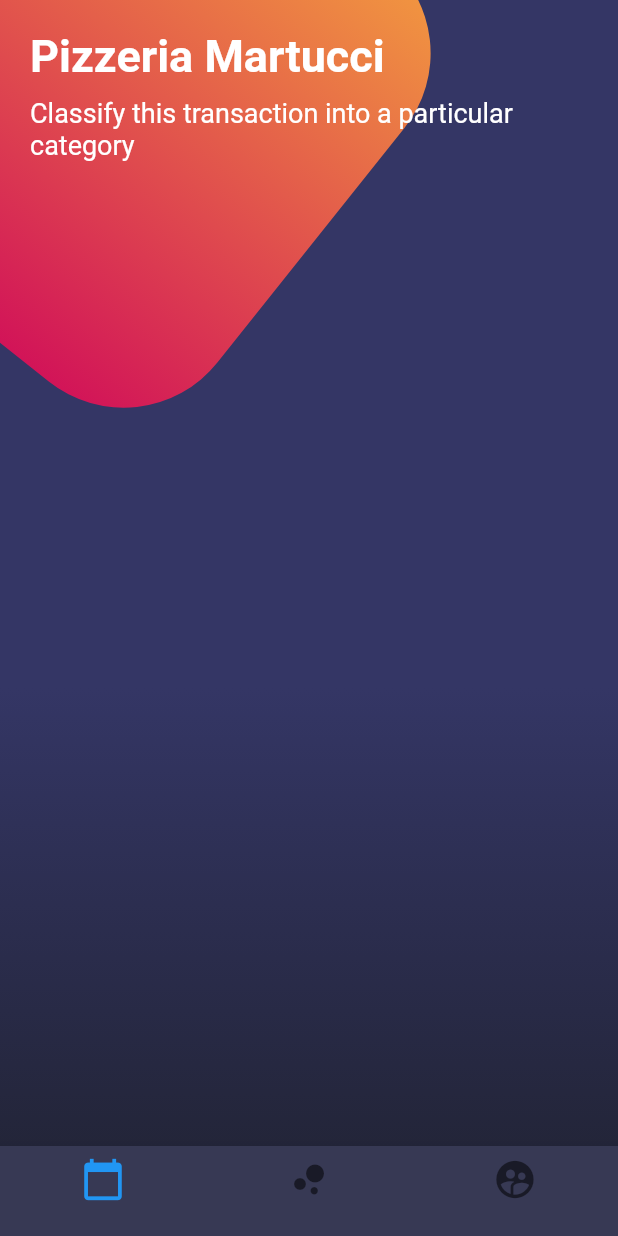
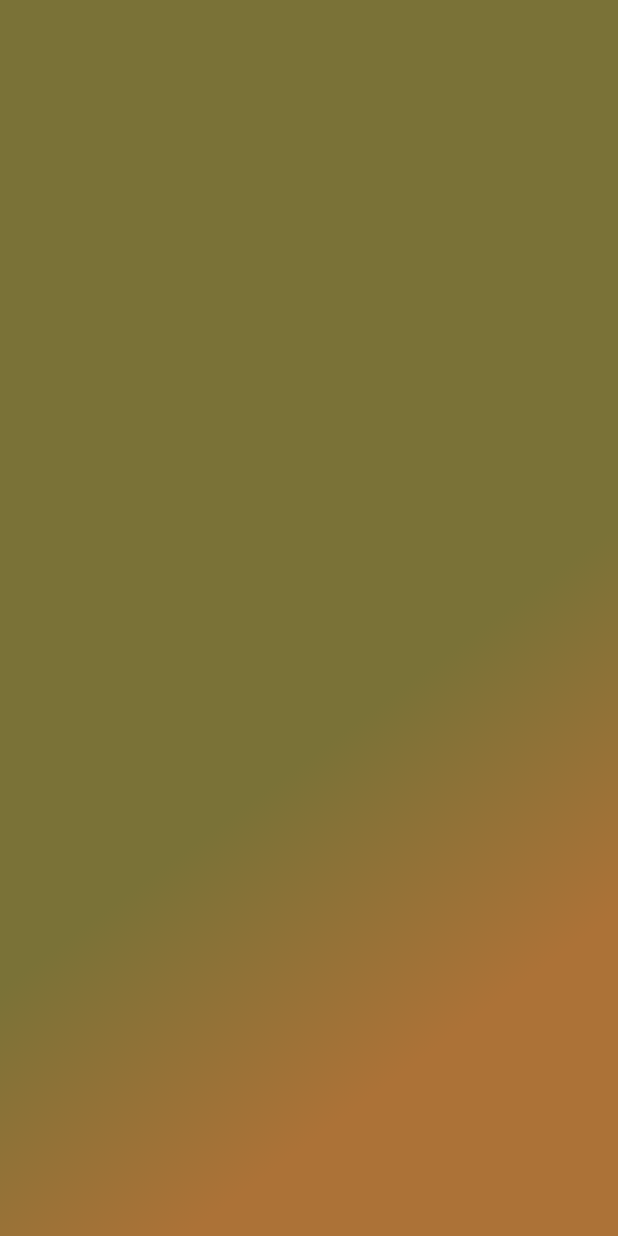
Before and after one commit to dznkos/jungleApp, a Flutter app: the screen it shows after launch, on a phone screen of 412 x 824 dp. Run offline on Flutter 3.47's test engine with Material 2 defaults, Android fonts, the phone set to English and light mode, and no system bars.

Commit message:
version 0.7

```diff
--- a/lib/widgets/fondo_pizza.dart
+++ b/lib/widgets/fondo_pizza.dart
@@ -17,67 +17,23 @@ class FondoPizza extends StatelessWidget {
       height: double.infinity,
       decoration: BoxDecoration(
           gradient: LinearGradient(
-              begin: FractionalOffset(0.0, 0.6),
-              end: FractionalOffset(0.0, 1.0),
+              begin: FractionalOffset(0.0, 0.8),
+              end: FractionalOffset(0.3, 1.0),
               colors: [
-                Color.fromRGBO(52, 54, 101, 1.0),
-                Color.fromRGBO(35, 37, 57, 1.0)
+                Color.fromRGBO(122, 114, 55, 1.0),
+                Color.fromRGBO(172, 114, 55, 1.0)
               ]
           )
       ),
     );
 
-
-    final cajaRosa = Transform.rotate(
-        angle: -pi / 3.5,
-        child: Container(
-          height: 300.0,
-          width: 360.0,
-          decoration: BoxDecoration(
-              borderRadius: BorderRadius.circular(80.0),
-              gradient: LinearGradient(
-                  colors: [
-                    Color.fromRGBO(210, 20, 88, 1.0),
-                    Color.fromRGBO(241, 150, 64, 1.0)
-                  ]
-              )
-          ),
-        )
-    );
-
     return Stack(
       children: <Widget>[
         gradiente,
-        Positioned(
-            top: -80.0,
-            left: -90,
-            child: cajaRosa
-        )
       ],
     );
 
   }
-
- /*  Widget _botonesRedondeados() {
-
-    return Table(
-            children: [
-              TableRow(
-                  children: [
-                    _crearBotonRedondeado( Colors.blue, Icons.add_shopping_cart, 'Delivery' ),
-                    _crearBotonRedondeado( Colors.purpleAccent, Icons.whatshot, 'Ofertas' ),
-                  ]
-              ),
-              TableRow(
-                  children: [
-                    _crearBotonRedondeado( Colors.pinkAccent, Icons.perm_identity, 'Registrarme' ),
-                    _crearBotonRedondeado( Colors.orange, Icons.shopping_cart, 'Pedidos' ),
-                  ]
-              ),
-
-            ],
-    );
-  } */
 
   Widget _crearBotonRedondeado( Color color, IconData icono, String texto ) {
 
@@ -121,9 +77,4 @@ class FondoPizza extends StatelessWidget {
   }
 
 
-
-
-
-
-
 }
--- a/lib/widgets/page_main.dart
+++ b/lib/widgets/page_main.dart
@@ -20,7 +20,7 @@ class PageMain extends StatelessWidget {
           )
         ],
       ),
-      bottomNavigationBar: _bottomNavigationBar(context),
+      //bottomNavigationBar: _bottomNavigationBar(context),
     );
   }
 
@@ -32,16 +32,16 @@ class PageMain extends StatelessWidget {
         child: Column(
           crossAxisAlignment: CrossAxisAlignment.start,
           children: <Widget>[
-            Text('Pizzeria Martucci', style: TextStyle( color: Colors.white, fontSize: 30.0, fontWeight: FontWeight.bold )),
+            //Text('Pizzeria Martucci', style: TextStyle( color: Colors.white, fontSize: 30.0, fontWeight: FontWeight.bold )),
             SizedBox( height: 10.0 ),
-            Text('Classify this transaction into a particular category', style: TextStyle( color: Colors.white, fontSize: 18.0 )),
+            //Text('Classify this transaction into a particular category', style: TextStyle( color: Colors.white, fontSize: 18.0 )),
           ],
         ),
       ),
     );
   }
 
-  Widget _bottomNavigationBar(BuildContext context){
+/*   Widget _bottomNavigationBar(BuildContext context){
 
     return Theme(
         data: Theme.of(context).copyWith(
@@ -68,5 +68,6 @@ class PageMain extends StatelessWidget {
             ]
         )
     );
-  }
+  } */
+
 }
```
